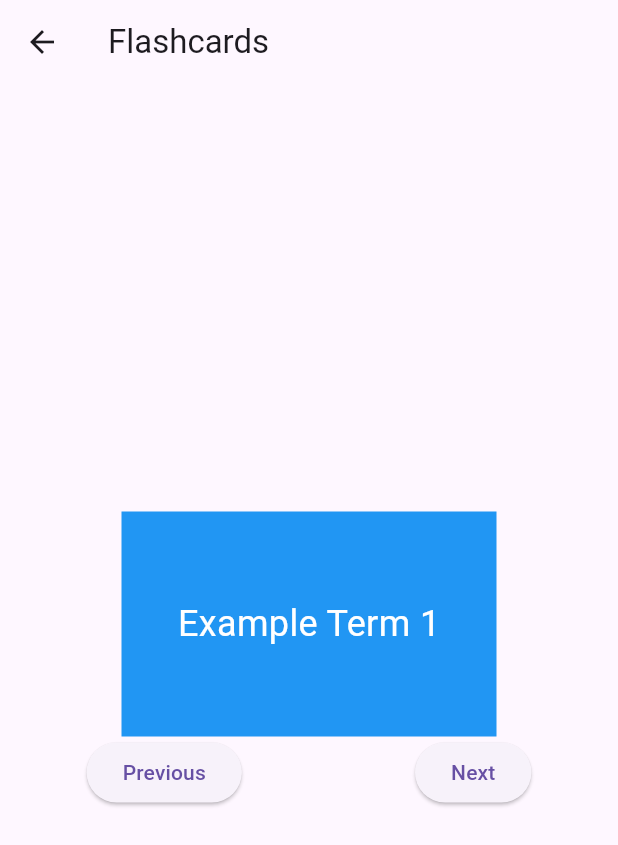
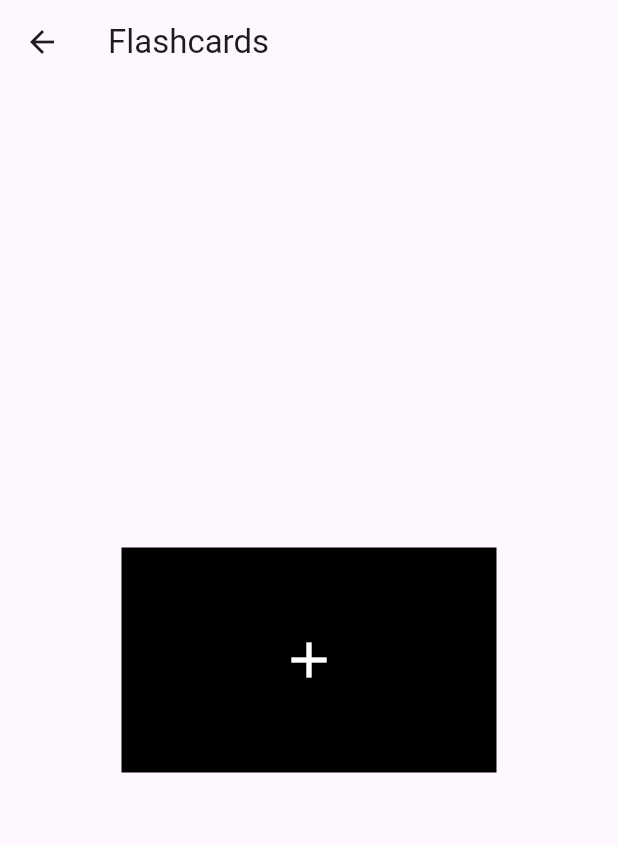
Before and after one commit to Jonathandegrasse/NotesAI, a Flutter app: the FlashcardsScreen screen opened directly, on a phone screen of 412 x 824 dp. Shown: the top 845 px of the screen. Run offline on Flutter 3.47's test engine with Material 3 defaults, Android fonts, the phone set to English and light mode, and no system bars; our stand-ins replace camera, flutter_dotenv; missing offline and left inert: flutter_config.

```diff
--- a/notes_ai_app/lib/flashcards_screen.dart
+++ b/notes_ai_app/lib/flashcards_screen.dart
@@ -14,19 +14,16 @@ class FlashcardsScreen extends StatefulWidget {
 }
 
 class _FlashcardsScreenState extends State<FlashcardsScreen> {
-  List<Flashcard> flashcards = [
-    Flashcard(term: "Example Term 1", definition: "Example Definition 1"),
-    // Add more flashcards here
-  ];
-
-  int currentIndex = 0;
+  List<Flashcard> flashcards = [];
 
   @override
   Widget build(BuildContext context) {
     return Scaffold(
       appBar: AppBar(title: Text('Flashcards')),
       body: Center(
-        child: Column(
+        child: flashcards.isEmpty
+            ? AddFlashcardBox(onAddFlashcard: _addFlashcard)
+            : Column(
                 mainAxisAlignment: MainAxisAlignment.center,
                 children: [
                   FlipFlashcard(flashcard: flashcards[currentIndex]),
@@ -48,6 +45,33 @@ class _FlashcardsScreenState extends State<FlashcardsScreen> {
                     ],
                   ),
                 ],
+              ),
+      ),
+    );
+  }
+
+  void _addFlashcard() {
+    setState(() {
+      flashcards.add(Flashcard(term: "", definition: ""));
+    });
+  }
+}
+
+class AddFlashcardBox extends StatelessWidget {
+  final VoidCallback onAddFlashcard;
+
+  AddFlashcardBox({required this.onAddFlashcard});
+
+  @override
+  Widget build(BuildContext context) {
+    return GestureDetector(
+      onTap: onAddFlashcard,
+      child: Container(
+        width: 250,
+        height: 150,
+        color: Colors.black,
+        child: Center(
+          child: Icon(Icons.add, color: Colors.white, size: 40),
         ),
       ),
     );
--- a/notes_ai_app/lib/main.dart
+++ b/notes_ai_app/lib/main.dart
@@ -4,11 +4,11 @@ import 'flashcards_screen.dart'; // Import the Flashcards screen
 import 'camera_widget.dart'; // Import the Camera widget
 import 'package:camera/camera.dart'; // Import camera package
 import 'package:flutter_config/flutter_config.dart';
+import 'my_app.dart'; // Import your app's main widget
 
 void main() async {
   WidgetsFlutterBinding.ensureInitialized();
   await FlutterConfig.loadEnvVariables();
-
   runApp(MyApp());
 }
 
--- a/notes_ai_app/pubspec.yaml
+++ b/notes_ai_app/pubspec.yaml
@@ -47,7 +47,7 @@ dev_dependencies:
   image_picker: ^1.0.7
   http: ^0.13.3
   dotenv: ^2.0.0
-  flutter_config: any
+  flutter_config: ^3.3.1
   flutter_dotenv: ^5.0.3
 
   # The "flutter_lints" package below contains a set of recommended lints to
```
Lines whose indentation alone changed are shown as unchanged.
